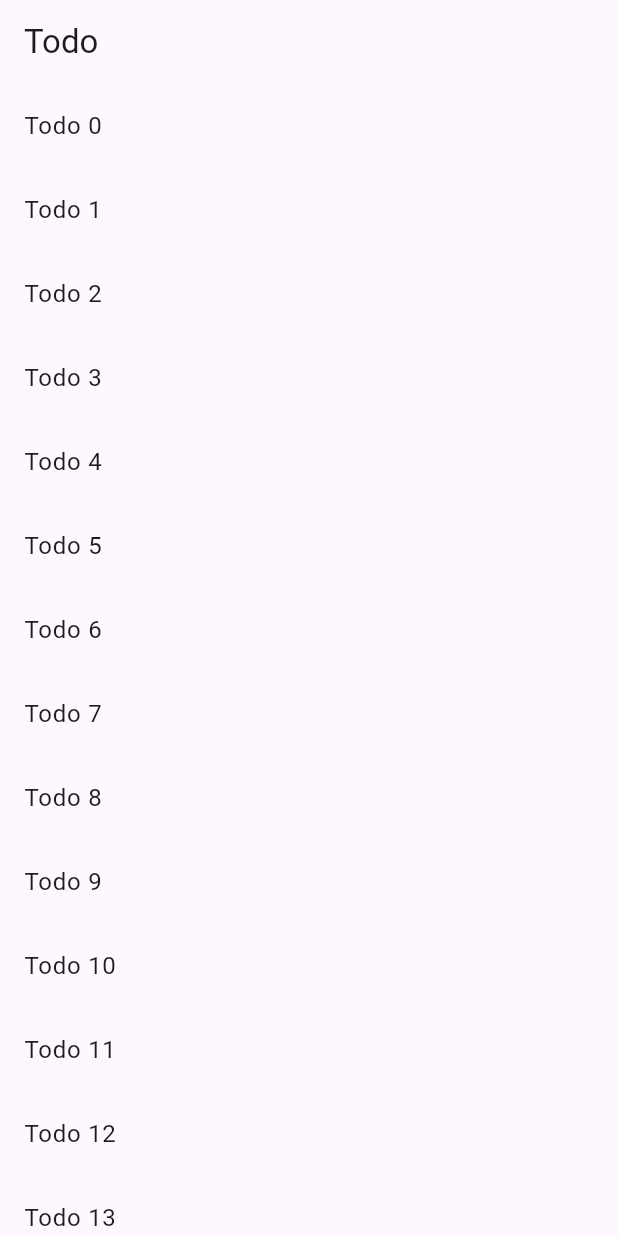
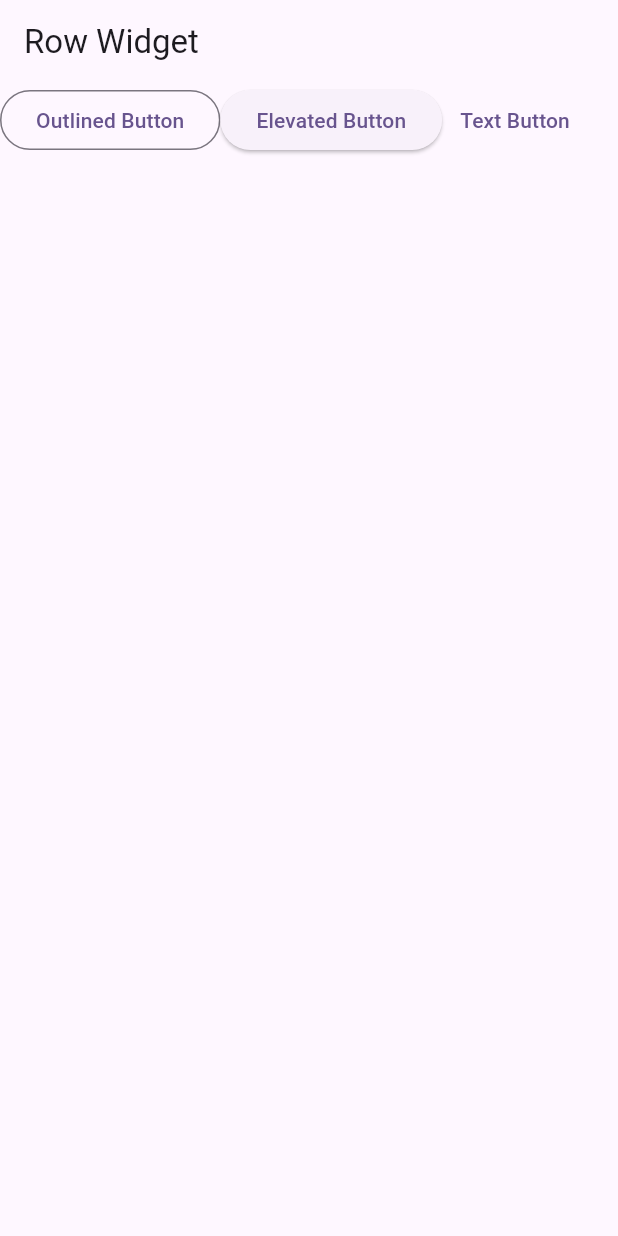
Before and after one commit to fatiq123/MAD-Assignment4, a Flutter app: the screen it shows after launch, on a phone screen of 412 x 824 dp. Run offline on Flutter 3.47's test engine with Material 2 defaults, Android fonts, the phone set to English and light mode, and no system bars.

Commit message:
implemented row and using snackbar to show message

```diff
--- a/lib/main.dart
+++ b/lib/main.dart
@@ -1,4 +1,5 @@
 import 'package:assignment4_mad/folder1/file1.dart';
+import 'package:assignment4_mad/row.dart';
 import 'package:flutter/cupertino.dart';
 import 'package:flutter/material.dart';
 
@@ -21,13 +22,14 @@ class MyApp extends StatelessWidget {
         colorScheme: ColorScheme.fromSeed(seedColor: Colors.deepPurple),
         useMaterial3: true,
       ),
-      home: TodosScreen(
+      home: const RowWidget()
+      /*TodosScreen(
         todo: List.generate(
           20,
           (index) => Todo("Todo $index",
               "A description of what needs to be done for Todo $index"),
         ),
-      ),
+      ),*/
     );
   }
 }
--- /dev/null
+++ b/lib/row.dart
@@ -0,0 +1,61 @@
+import 'package:flutter/material.dart';
+
+class RowWidget extends StatelessWidget {
+  const RowWidget({super.key});
+
+  @override
+  Widget build(BuildContext context) {
+    return Scaffold(
+      appBar: AppBar(
+        title: const Text("Row Widget"),
+      ),
+      body: Row(
+        children: [
+          OutlinedButton(
+              onPressed: () {
+                SnackBar(
+                  content: const Text("snackbar!"),
+                  action: SnackBarAction(
+                      label: "This is snackbar",
+                      onPressed: () {
+                        // TODO do something here.
+                      }),
+                );
+              },
+              child: const Text("Outlined Button")),
+          ElevatedButton(
+              onPressed: () {}, child: const Text("Elevated Button")),
+          TextButton(onPressed: () {}, child: const Text("Text Button")),
+        ],
+      ),
+    );
+  }
+}
+
+class SnackBarPage extends StatelessWidget {
+  const SnackBarPage({super.key});
+
+  @override
+  Widget build(BuildContext context) {
+    return Center(
+      child: ElevatedButton(
+        onPressed: () {
+          final snackBar = SnackBar(
+            content: const Text('Yay! A SnackBar!'),
+            action: SnackBarAction(
+              label: 'Undo',
+              onPressed: () {
+                // Some code to undo the change.
+              },
+            ),
+          );
+
+          // Find the ScaffoldMessenger in the widget tree
+          // and use it to show a SnackBar.
+          ScaffoldMessenger.of(context).showSnackBar(snackBar);
+        },
+        child: const Text('Show SnackBar'),
+      ),
+    );
+  }
+}
```
